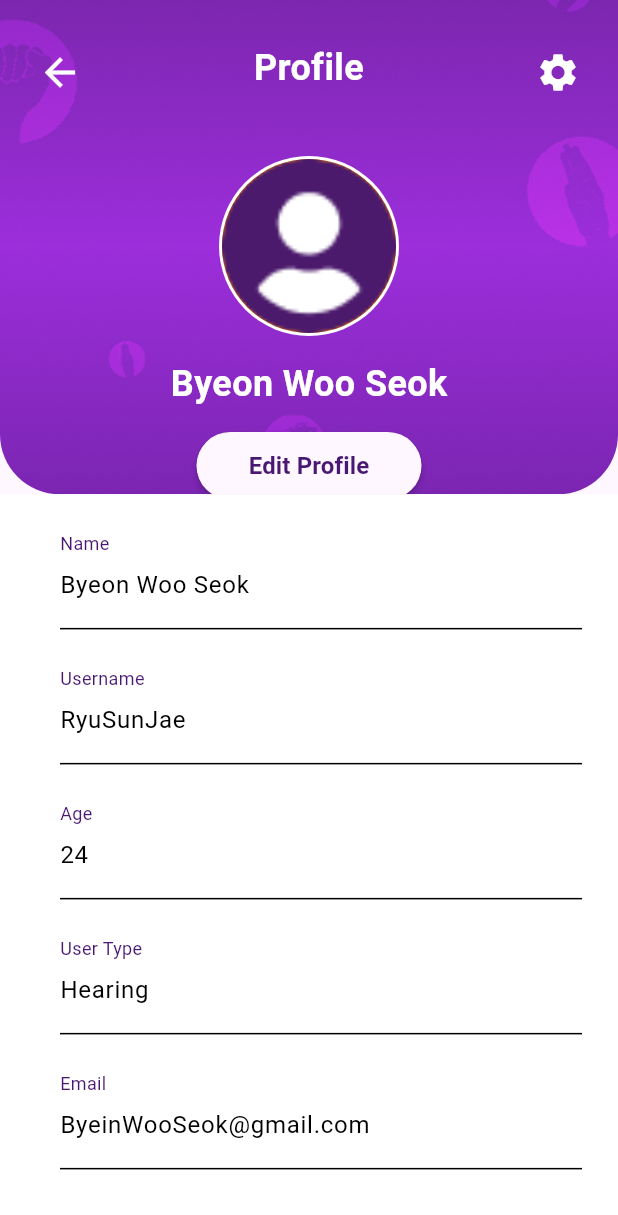
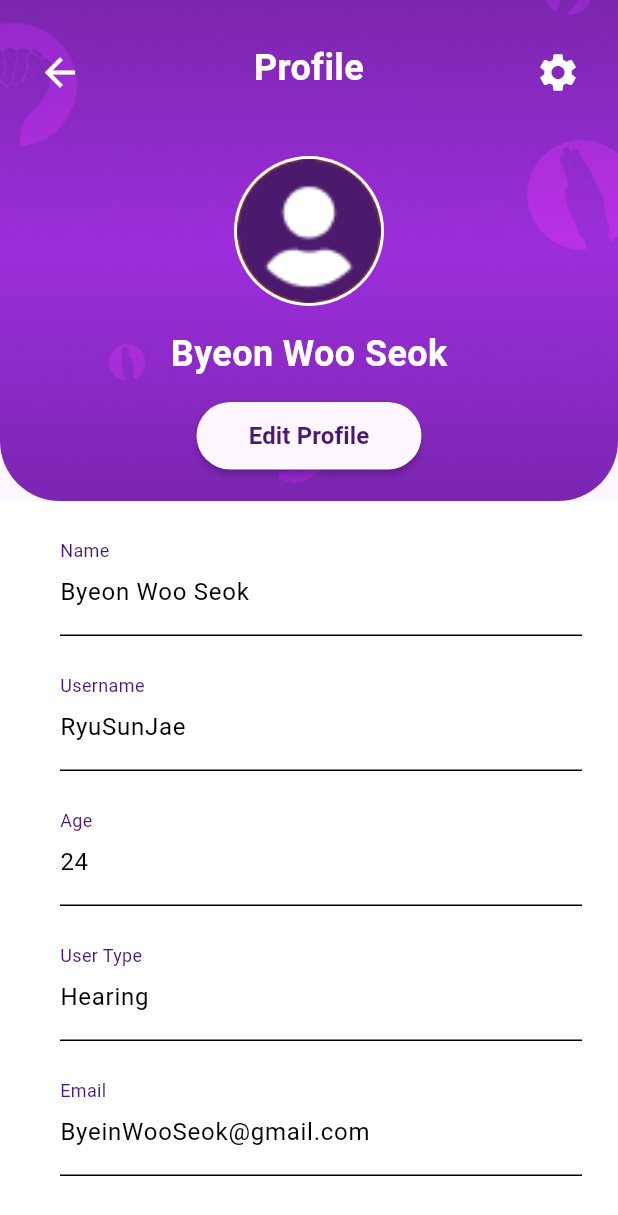
Before and after one commit to wntrpy/SignTalk, a Flutter app: the UserProfileScreen screen opened by its route, on a phone screen of 412 x 824 dp. Shown: the top 1215 px of the screen. Run offline on Flutter 3.47's test engine with Material 3 defaults, Android fonts, the phone set to English and light mode, and no system bars; our stand-ins replace flutter_riverpod, flutter_slidable, flutter_svg, go_router.

Commit message:
added singlechildscrollview to user profile screen

```diff
--- a/lib/screens/chat_screens/user_profile_screen.dart
+++ b/lib/screens/chat_screens/user_profile_screen.dart
@@ -42,13 +42,17 @@ class _UserProfileScreenState extends State<UserProfileScreen> {
       mainAxisAlignment: MainAxisAlignment.start,
       children: [
         const CustomAppBar(appBarText: "Profile"),
+
+        // ------------------------USER PPFP----------------------------
         CustomCirclePfpButton(
           borderColor: AppConstants.white,
           userImage: AppConstants.default_user_pfp,
-          width: 120,
-          height: 120,
+          width: 100,
+          height: 100,
         ),
         const SizedBox(height: 7),
+
+        // ------------------------FULL NAME----------------------------
         Text(
           _userData['name']!,
           style: const TextStyle(
@@ -58,6 +62,8 @@ class _UserProfileScreenState extends State<UserProfileScreen> {
           ),
         ),
         const SizedBox(height: 15),
+
+        // ------------------------EDIT/SAVE BUTTON----------------------------
         CustomButton(
           buttonText: _isEditMode ? "Save" : "Edit Profile",
           colorCode: _isEditMode
@@ -74,20 +80,34 @@ class _UserProfileScreenState extends State<UserProfileScreen> {
   }
 
   Widget _buildProfileForm() {
-    return Column(
+    return SingleChildScrollView(
+      child: Column(
         children: [
+          // ------------------------FULL NAME FIELD----------------------------
           CustomLineTextfield(defaultValue: _userData['name']!, label: 'Name'),
+
+          // ------------------------USERNAME FIELD----------------------------
           CustomLineTextfield(
             defaultValue: _userData['username']!,
             label: 'Username',
           ),
+
+          // ------------------------AGE FIELD----------------------------
           CustomLineTextfield(defaultValue: _userData['age']!, label: 'Age'),
+
+          // ------------------------USER TYPE FIELD----------------------------
           CustomLineTextfield(
             defaultValue: _userData['type']!,
             label: 'User Type',
           ),
-        CustomLineTextfield(defaultValue: _userData['email']!, label: 'Email'),
+
+          // ------------------------EMAIL FIELD----------------------------
+          CustomLineTextfield(
+            defaultValue: _userData['email']!,
+            label: 'Email',
+          ),
         ],
+      ),
     );
   }
 
@@ -99,9 +119,9 @@ class _UserProfileScreenState extends State<UserProfileScreen> {
       child: Scaffold(
         body: Column(
           children: [
-            // Header Section
-            Expanded(
-              flex: 2,
+            // ------------------------CONTAINER FOR PROFILE HEADER----------------------------
+            SizedBox(
+              height: 334,
               child: ClipRRect(
                 borderRadius: const BorderRadius.only(
                   bottomLeft: Radius.circular(40),
@@ -116,9 +136,9 @@ class _UserProfileScreenState extends State<UserProfileScreen> {
                 ),
               ),
             ),
-            // Form Section
+
+            // ------------------------CONTAINER FOR FIELDS----------------------------
             Expanded(
-              flex: 3,
               child: Container(
                 padding: const EdgeInsets.only(top: 12),
                 color: AppConstants.white,
--- a/lib/widgets/custom_alert_dialog.dart
+++ b/lib/widgets/custom_alert_dialog.dart
@@ -3,6 +3,11 @@
 import 'package:signtalk/widgets/buttons/custom_button.dart';
 
 class CustomAlertDialog extends StatelessWidget {
+  //TODO: hindi fixed yung widget sa gitna, dapat naipapasa din?
+  //text
+  //textfield
+  //
+
   final String dialogTitle;
   final String dialogTextContent;
   final String buttonText;
```
Also changed, not shown: lib/screens/chat_screens/receiver_profile_screen.dart (+17 -8 lines), 1 other file. Lines whose indentation alone changed are shown as unchanged.
